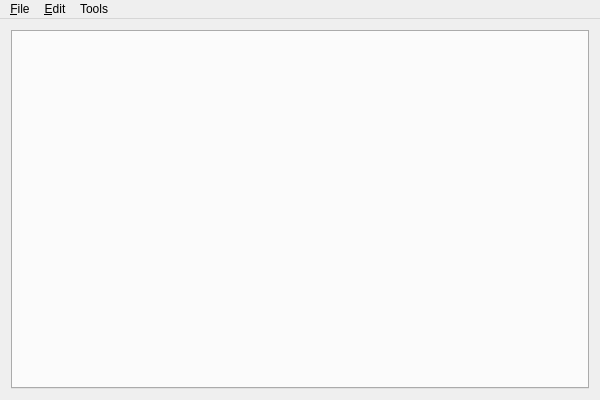
First picture: the form in MainWindow.ui, repository westerhofffl/vcard-editor, before the edit.
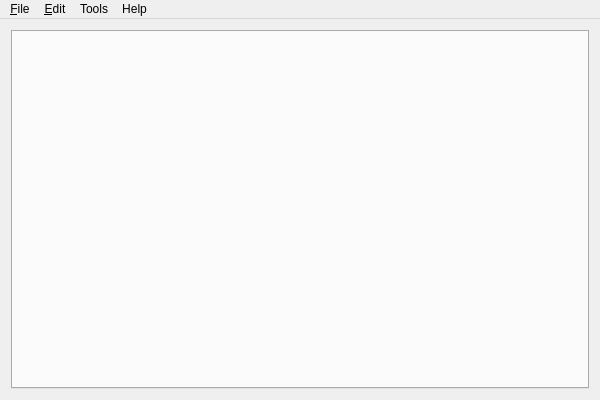
Second picture: the form after the edit.

Commit message: * small graphical enchancements

```diff
--- a/MainWindow.ui
+++ b/MainWindow.ui
@@ -58,12 +58,18 @@
     </property>
     <addaction name="actionImport"/>
     <addaction name="actionExport"/>
-    <addaction name="separator"/>
-    <addaction name="actionOptions"/>
+   </widget>
+   <widget class="QMenu" name="menuHelp">
+    <property name="title">
+     <string>Help</string>
+    </property>
+    <addaction name="actionAbout"/>
+    <addaction name="actionAbout_Qt"/>
    </widget>
    <addaction name="menu_File"/>
    <addaction name="menu_Edit"/>
    <addaction name="menuTools"/>
+   <addaction name="menuHelp"/>
   </widget>
   <action name="actionNew_project">
    <property name="text">
```
Left out of the diff: 27 changed lines with no effect on the pictures. The commit also changes 2 other files.
